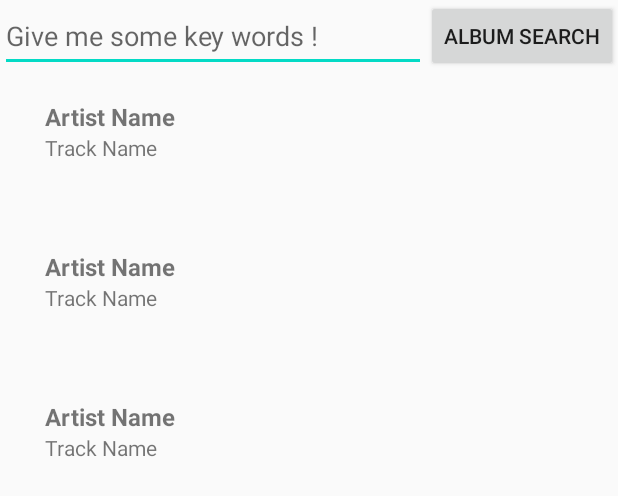
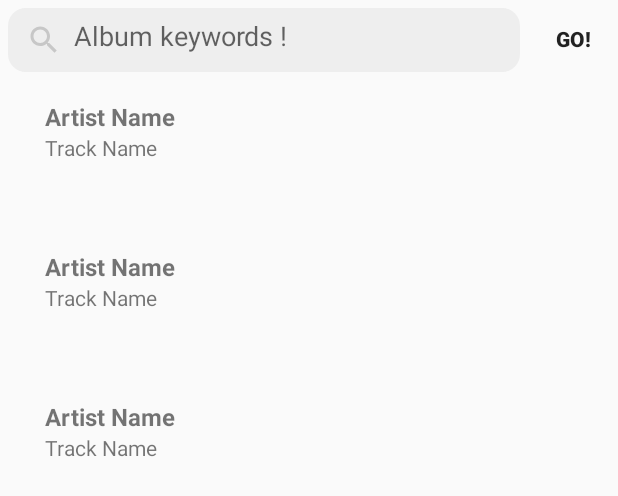
Before and after one commit to wangchauyan/iTunesSearch, an Android app: the layout fragment_art_work_list.xml on its own in the app's theme, with its tools: preview values and no code run, on a phone screen of 412 x 824 dp. Shown: the top 496 px of the screen. Run offline under Robolectric (Android 15) with nearby library versions, the phone set to English and light mode, and no system bars.

Commit message:
style: Update album search field style
1. Update color.xml
2. Add card_bg.xml and search_style.xml as background drawables.

- Chauyan

```diff
--- /dev/null
+++ b/app/src/main/res/drawable/card_bg.xml
@@ -0,0 +1,5 @@
+<?xml version="1.0" encoding="utf-8"?>
+<shape xmlns:android="http://schemas.android.com/apk/res/android">
+  <solid android:color="@color/card_bg_color" />
+  <corners android:radius="10dp" />
+</shape>
--- /dev/null
+++ b/app/src/main/res/drawable/ic_search_gray_24dp.xml
@@ -0,0 +1,5 @@
+<vector android:height="24dp" android:tint="#C7C7C7"
+    android:viewportHeight="24.0" android:viewportWidth="24.0"
+    android:width="24dp" xmlns:android="http://schemas.android.com/apk/res/android">
+    <path android:fillColor="#FF000000" android:pathData="M15.5,14h-0.79l-0.28,-0.27C15.41,12.59 16,11.11 16,9.5 16,5.91 13.09,3 9.5,3S3,5.91 3,9.5 5.91,16 9.5,16c1.61,0 3.09,-0.59 4.23,-1.57l0.27,0.28v0.79l5,4.99L20.49,19l-4.99,-5zM9.5,14C7.01,14 5,11.99 5,9.5S7.01,5 9.5,5 14,7.01 14,9.5 11.99,14 9.5,14z"/>
+</vector>
--- /dev/null
+++ b/app/src/main/res/drawable/search_input_style.xml
@@ -0,0 +1,11 @@
+<?xml version="1.0" encoding="utf-8"?>
+<shape xmlns:android="http://schemas.android.com/apk/res/android">
+
+  <solid android:color="@color/card_bg_color" />
+  <corners android:radius="12dp" />
+  <padding
+    android:bottom="12dp"
+    android:left="12dp"
+    android:right="12dp"
+    android:top="12dp" />
+</shape>
--- a/app/src/main/res/layout/fragment_art_work_list.xml
+++ b/app/src/main/res/layout/fragment_art_work_list.xml
@@ -16,13 +16,24 @@
         android:id="@+id/artwork_search"
         android:layout_width="0dp"
         android:layout_height="match_parent"
+        android:layout_marginStart="5dp"
+        android:layout_marginTop="5dp"
+        android:layout_marginEnd="5dp"
         android:layout_weight="4"
-        android:hint="@string/artwork_search_hint" />
+        android:background="@drawable/search_input_style"
+        android:drawableStart="@drawable/ic_search_gray_24dp"
+        android:drawablePadding="8dp"
+        android:ems="10"
+        android:hint="@string/artwork_search_hint"
+        android:inputType="textPersonName"
+        android:textColor="@color/content_text_color" />
       <Button
         android:id="@+id/artwork_search_btn"
-        android:layout_width="wrap_content"
+        android:layout_width="60dp"
         android:layout_height="wrap_content"
-        android:text="@string/artwork_search_btn" />
+        android:background="@android:color/transparent"
+        android:text="@string/artwork_search_btn"
+        android:textStyle="bold" />
     </LinearLayout>
     <androidx.swiperefreshlayout.widget.SwipeRefreshLayout
       android:id="@+id/refresher"
--- a/app/src/main/res/values/colors.xml
+++ b/app/src/main/res/values/colors.xml
@@ -4,4 +4,9 @@
   <color name="colorPrimaryDark">#3700B3</color>
   <color name="colorAccent">#03DAC5</color>
   <color name="black_overlay">#66000000</color>
+
+  <color name="card_bg_color">#eeeeee</color>
+  <color name="card_bg_dark_color">#0e0e0e</color>
+  <color name="title_text_color">#258bd6</color>
+  <color name="content_text_color">#999da4</color>
 </resources>
--- a/app/src/main/res/values/strings.xml
+++ b/app/src/main/res/values/strings.xml
@@ -8,8 +8,8 @@
   <!-- Strings used for fragments -->
   <string name="artwork_no_network">No network connection!</string>
   <string name="artwork_no_network_retry">Retry ?</string>
-  <string name="artwork_search_btn">Album Search</string>
-  <string name="artwork_search_hint">Give me some key words !</string>
+  <string name="artwork_search_btn">Go!</string>
+  <string name="artwork_search_hint">Album keywords !</string>
   <string name="artwork_album_title">Album Title: </string>
   <string name="artwork_artist_name">Artist Name: </string>
   <string name="artwork_release_date">Release Date: </string>
```
